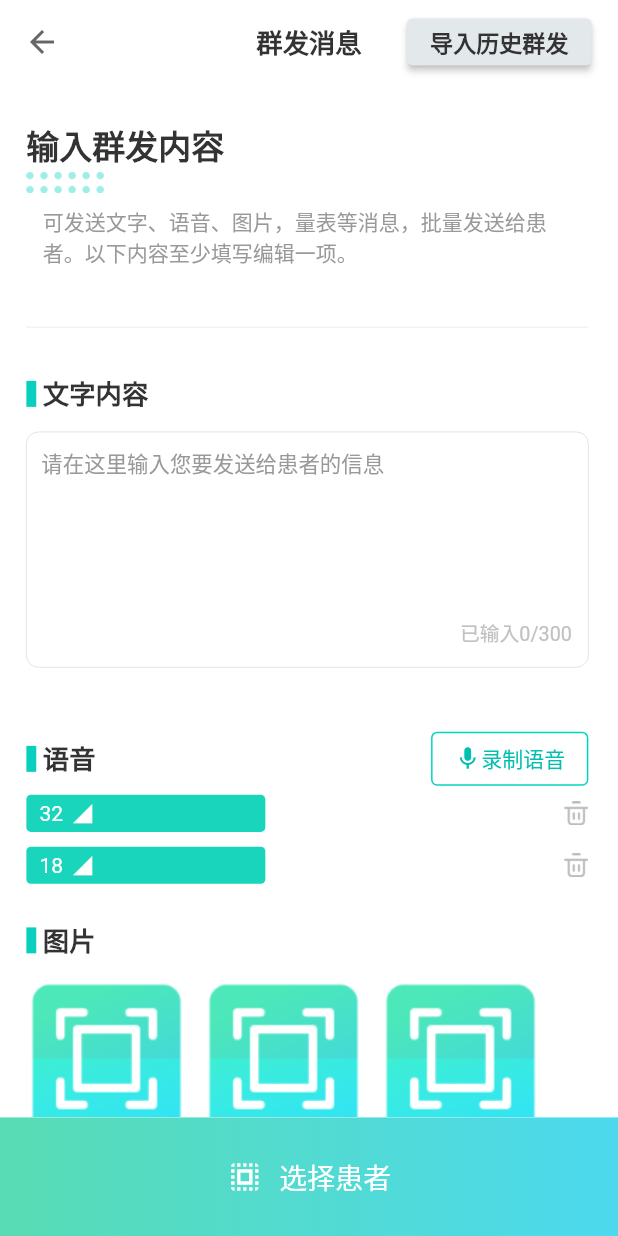
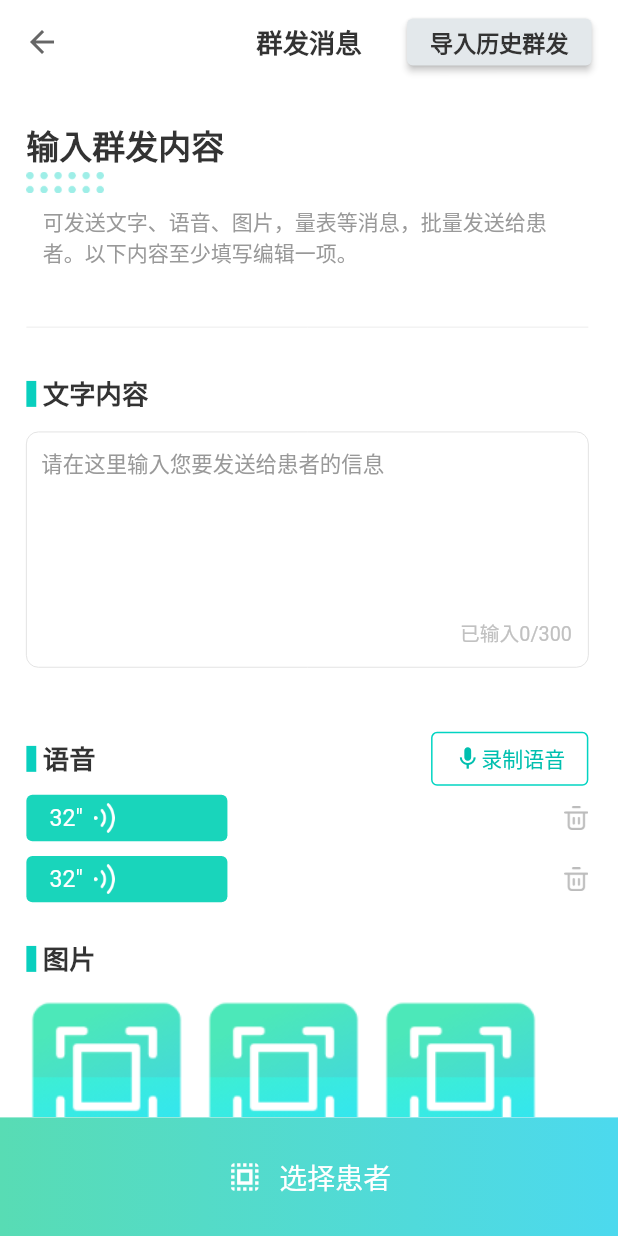
Before and after one commit to xuyawen/flutter_dev, a Flutter app: the MassMessage screen opened by its route, on a phone screen of 412 x 824 dp. Run offline on Flutter 3.47's test engine with Material 2 defaults, Android fonts, the phone set to English and light mode, and no system bars; our stand-ins replace azlistview, flutter_screenutil, get, get_storage, path_drawing, permission_handler and 1 more; missing offline and left inert: flutter_sound, jpush_flutter, lpinyin; accounts and stored records are empty; Roboto replaces fonts that are missing (ProductSans); statements that could not run were skipped.

Commit message:
update: page

```diff
--- a/lib/ui/components/expand_item.dart
+++ b/lib/ui/components/expand_item.dart
@@ -11,9 +11,10 @@ Widget expandItem() {
           Row(
             children: [
               CircleAvatar(
+                  backgroundColor: Colors.transparent,
                   backgroundImage: AssetImage(
-                "assets/images/qrcode.png",
-              )),
+                    "assets/images/qrcode.png",
+                  )),
               SizedBox(width: 8.w),
               Column(
                 crossAxisAlignment: CrossAxisAlignment.start,
--- a/lib/ui/pages/mass_message.dart
+++ b/lib/ui/pages/mass_message.dart
@@ -167,24 +167,7 @@ class MassMessage extends StatelessWidget {
                         Row(
                           mainAxisAlignment: MainAxisAlignment.spaceBetween,
                           children: [
-                            Container(
-                              width: 145.w,
-                              height: 20.h,
-                              padding: EdgeInsets.only(left: 8.w),
-                              decoration: BoxDecoration(
-                                  color: Color(0xFF19D5BB),
-                                  borderRadius:
-                                      BorderRadius.all(Radius.circular(3.0))),
-                              child: Row(
-                                children: [
-                                  Text("32",
-                                      style: TextStyle(color: Colors.white)),
-                                  SizedBox(width: 5.w),
-                                  Icon(Icons.signal_cellular_4_bar_outlined,
-                                      size: 15, color: Colors.white)
-                                ],
-                              ),
-                            ),
+                            recorderMessage(),
                             ImageIcon(
                               AssetImage("assets/images/delete-patient.png"),
                               size: 16,
@@ -195,24 +178,7 @@ class MassMessage extends StatelessWidget {
                         Row(
                           mainAxisAlignment: MainAxisAlignment.spaceBetween,
                           children: [
-                            Container(
-                              width: 145.w,
-                              height: 20.h,
-                              padding: EdgeInsets.only(left: 8.w),
-                              decoration: BoxDecoration(
-                                  color: Color(0xFF19D5BB),
-                                  borderRadius:
-                                      BorderRadius.all(Radius.circular(3.0))),
-                              child: Row(
-                                children: [
-                                  Text("18",
-                                      style: TextStyle(color: Colors.white)),
-                                  SizedBox(width: 5.w),
-                                  Icon(Icons.signal_cellular_4_bar_outlined,
-                                      size: 15, color: Colors.white)
-                                ],
-                              ),
-                            ),
+                            recorderMessage(),
                             ImageIcon(
                               AssetImage("assets/images/delete-patient.png"),
                               size: 16,
@@ -326,10 +292,10 @@ class MassMessage extends StatelessWidget {
                               decoration: BoxDecoration(
                                   border: Border(
                                       bottom: BorderSide(
-                                          width: 1, color: Color(0xFF333333)))),
+                                          width: 1, color: Color(0xFF00BFAF)))),
                               child: Text("《肌张力  PROM评定量表》",
                                   style: TextStyle(
-                                    color: Color(0xFF333333),
+                                    color: Color(0xFF00BFAF),
                                     fontSize: 14.sp,
                                   )),
                             ),
@@ -348,10 +314,10 @@ class MassMessage extends StatelessWidget {
                               decoration: BoxDecoration(
                                   border: Border(
                                       bottom: BorderSide(
-                                          width: 1, color: Color(0xFF333333)))),
+                                          width: 1, color: Color(0xFF00BFAF)))),
                               child: Text("《肌张力  PROM评定量表》",
                                   style: TextStyle(
-                                    color: Color(0xFF333333),
+                                    color: Color(0xFF00BFAF),
                                     fontSize: 14.sp,
                                   )),
                             ),
@@ -396,6 +362,28 @@ class MassMessage extends StatelessWidget {
       ),
     );
   }
+
+  Widget recorderMessage() {
+    return SizedBox(
+      width: 122.w,
+      height: 25.h,
+      child: ElevatedButton(
+          onPressed: () {},
+          style: ButtonStyle(
+              textStyle: MaterialStateProperty.all(TextStyle(fontSize: 14.sp)),
+              elevation: MaterialStateProperty.all(0),
+              overlayColor: MaterialStateProperty.all(Color(0xFF9EEEE7)),
+              backgroundColor:
+                  MaterialStateProperty.resolveWith((_) => Color(0xFF19D5BB))),
+          child: Row(
+            children: [
+              Text("32″", style: TextStyle(color: Color(0xFFFFFFFF))),
+              SizedBox(width: 5.w),
+              Image.asset(Utils.assetsPath("signal-03"),
+                  width: 16.w, height: 16.h)
+            ],
+          )),
+    );
   }
 
   Widget decorateTitle(String title) {
@@ -464,3 +452,4 @@ Widget recorderSheet() {
       ),
     );
   }
+}
--- a/pubspec.yaml
+++ b/pubspec.yaml
@@ -34,7 +34,6 @@ dependencies:
   azlistview: 1.1.0
   lpinyin: 1.0.9
   wave: 0.1.0
-  timeline_tile: 1.0.0
 
 
   # The following adds the Cupertino Icons font to your application.
```
Also changed, not shown: lib/ui/pages/follow_plan.dart (+17 -23 lines), lib/ui/pages/history_mass.dart (+10 -10 lines), lib/ui/pages/modify_follow.dart (+2 -103 lines), pubspec.lock. Lines whose indentation alone changed are shown as unchanged.
